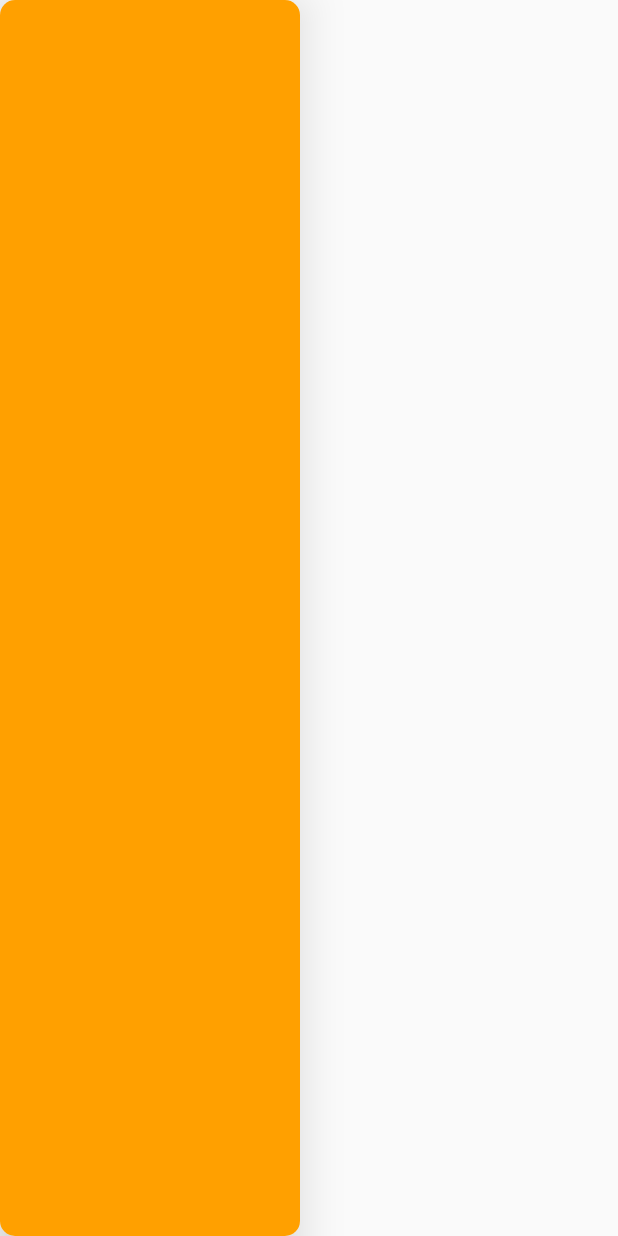
After one commit to luzheng611/lz883120, an Android app: the layout item_gallery.xml on its own in the app's theme, with its tools: preview values and no code run, on a phone screen of 412 x 824 dp. The commit adds this screen. Run offline under Robolectric (Android 15) with nearby library versions, the phone set to English and light mode, and no system bars.

```diff
--- /dev/null
+++ b/app/src/main/res/layout/item_gallery.xml
@@ -0,0 +1,18 @@
+<?xml version="1.0" encoding="utf-8"?>
+<android.support.v7.widget.CardView xmlns:android="http://schemas.android.com/apk/res/android"
+    android:orientation="vertical"
+    android:layout_width="200dp"
+    xmlns:app="http://schemas.android.com/apk/res-auto"
+    app:cardCornerRadius="10dp"
+    app:cardBackgroundColor="#ffffff"
+    app:cardElevation="20dp"
+
+    android:layout_height="match_parent">
+
+
+    <ImageView
+        android:layout_width="match_parent"
+        android:layout_height="match_parent"
+        android:background="#ffa000"/>
+
+</android.support.v7.widget.CardView>
--- a/build.gradle
+++ b/build.gradle
@@ -19,6 +19,7 @@ allprojects {
     repositories {
         google()
         jcenter()
+        maven { url "https://jitpack.io" }
     }
 }
 
```
Also changed, not shown: app/build.gradle (+10 -0 lines), app/src/main/java/com/quzhao/Adapter/CyclePageAdapter.java (added, +26 -0 lines), app/src/main/java/com/quzhao/Adapter/ICustomViewPagerAdapter.java (added, +69 -0 lines), app/src/main/java/com/quzhao/CustomUI/IViewpagerTransform.java (+25 -0 lines), app/src/main/java/com/quzhao/Helper/QZHttpHelper.java (added, +17 -0 lines), app/src/main/java/com/quzhao/MainActivity.java (+30 -2 lines), app/src/main/java/com/quzhao/Util/mUtils.java (added, +26 -0 lines), app/src/main/res/layout/activity_main.xml (+5 -5 lines).
